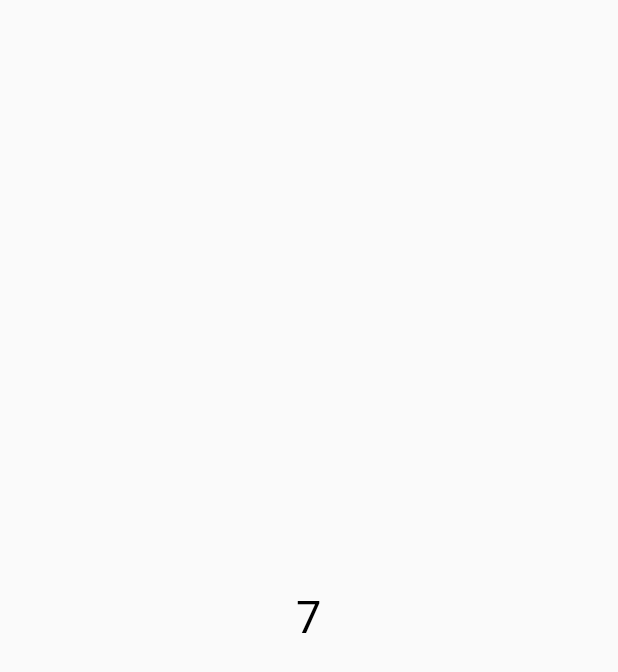
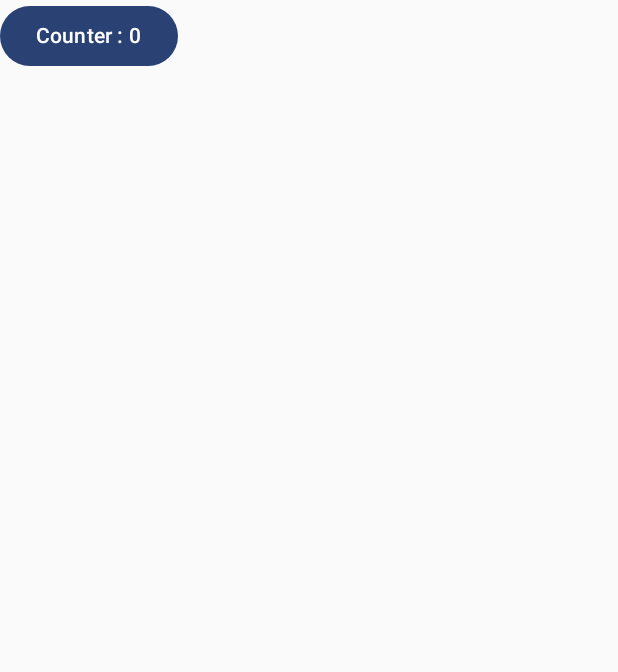
Before and after one commit to Sparsh011/Kotlin-Flow, an Android app built with Jetpack Compose: the screen it shows after launch (MainActivity), on a phone screen of 412 x 824 dp. Before the commit the part shown is almost empty. Shown: the top 672 px of the screen. Run offline under Robolectric (Android 15) with nearby library versions, the phone set to English and light mode, and no system bars.

Commit message:
stateflow done

```diff
--- a/app/src/main/java/com/example/flows/ui/activities/MainActivity.kt
+++ b/app/src/main/java/com/example/flows/ui/activities/MainActivity.kt
@@ -5,11 +5,10 @@ import androidx.activity.ComponentActivity
 import androidx.activity.compose.setContent
 import androidx.compose.foundation.layout.Box
 import androidx.compose.foundation.layout.fillMaxSize
+import androidx.compose.material3.Button
 import androidx.compose.material3.Text
 import androidx.compose.runtime.collectAsState
-import androidx.compose.ui.Alignment
 import androidx.compose.ui.Modifier
-import androidx.compose.ui.unit.sp
 import androidx.lifecycle.viewmodel.compose.viewModel
 import com.example.flows.ui.theme.FlowsTheme
 import com.example.flows.viewmodel.MainViewModel
@@ -21,12 +20,17 @@ class MainActivity : ComponentActivity() {
             FlowsTheme {
                 val viewModel = viewModel<MainViewModel>()
                 val time = viewModel.countdownFlow.collectAsState(initial = 15)
+                val count = viewModel.stateFlow.collectAsState(10) // this 10 will be used as default value in case no emission has been made
+
                 Box(modifier = Modifier.fillMaxSize()){
-                    Text(
-                        text = time.value.toString(),
-                        fontSize = 30.sp,
-                        modifier =  Modifier.align(Alignment.Center)
-                    )
+//                    Text(
+//                        text = time.value.toString(),
+//                        fontSize = 30.sp,
+//                        modifier =  Modifier.align(Alignment.Center)
+//                    )
+                    Button(onClick = { viewModel.incrementCounter() }) {
+                        Text(text = "Counter : ${count.value}")
+                    }
                 }
             }
         }
--- a/app/src/main/java/com/example/flows/viewmodel/MainViewModel.kt
+++ b/app/src/main/java/com/example/flows/viewmodel/MainViewModel.kt
@@ -22,9 +22,17 @@ class MainViewModel : ViewModel() {
 
 //    Position of init block is important, make sure it is at the correct place.
 
+    private val _stateFlow = MutableStateFlow(0)
+    val stateFlow = _stateFlow.asStateFlow()
+
+    fun incrementCounter(){
+        _stateFlow.value += 1
+    }
+
     init {
 //        collectFlow()
-        restaurant()
+//        restaurant()
+        flatMapConcat()
     }
 
     private fun restaurant(){
@@ -51,23 +59,43 @@ class MainViewModel : ViewModel() {
         }
     }
 
-    private fun collectFlow(){
+    private fun flatMapConcat(){
+        viewModelScope.launch {
             val flow1 = flow {
                 emit(1)
-            delay(500L)
                 emit(2)
+                emit(3)
             }
 
-        viewModelScope.launch {
             flow1.flatMapConcat { value ->
                 flow {
-                    emit(value + 1)
-                    delay(500L)
-                    emit(value + 2)
+                    emit(4)
+                    emit(5)
                 }
             }.collect{ value ->
-                println("The value is $value")
+                println("The value in FMC is $value")
+                if (value == 2){
+                    collectFlow1(flow1)
                 }
+            }
+
+            flow1.collect{
+                println("Value in F1 is $it")
+            }
+        }
+    }
+
+    private fun collectFlow1(flow1: Flow<Int>) {
+        viewModelScope.launch {
+            flow1.collect(){
+                println("Value of Flow 1 after FMC : $it")
+            }
+        }
+    }
+
+    private fun collectFlow(){
+
+        viewModelScope.launch {
 
 
             countdownFlow
```
Lines whose indentation alone changed are shown as unchanged.
